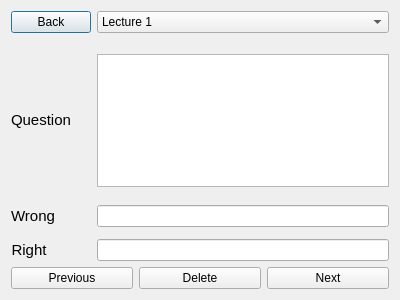
This is deletetest.ui in ValeriaGrigoruants/Platform-for-learning-programming as Qt 5 draws it before an edit. The edited form follows.
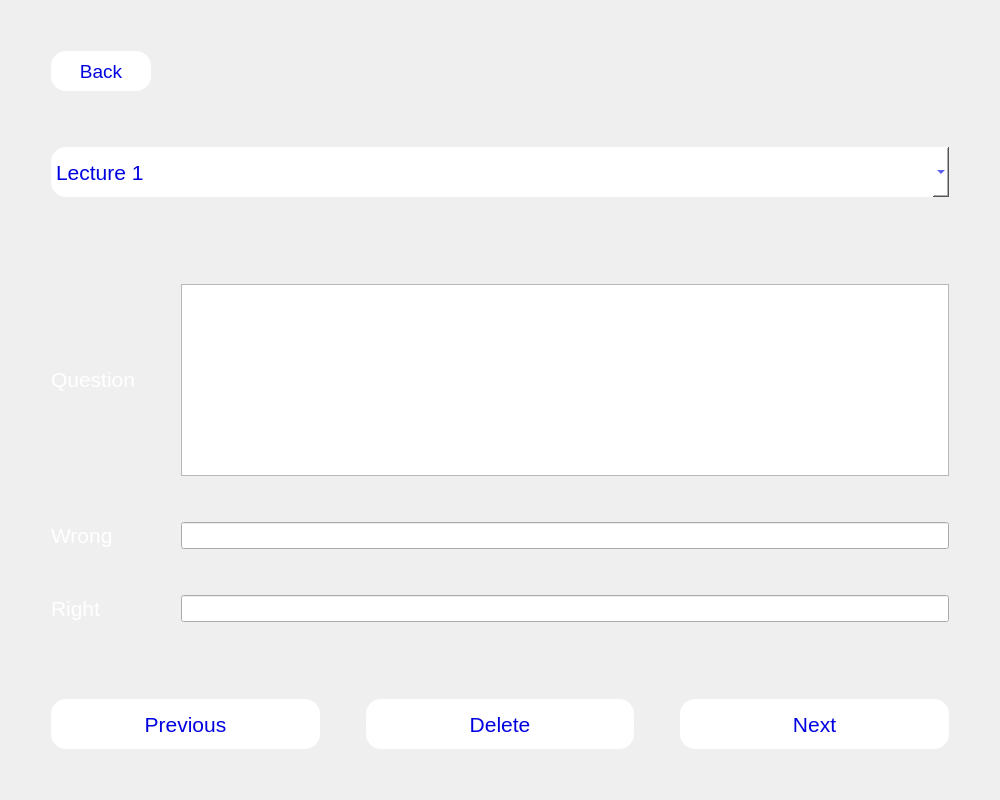
This is the edited form.

```diff
--- a/deletetest.ui
+++ b/deletetest.ui
@@ -6,8 +6,8 @@
    <rect>
     <x>0</x>
     <y>0</y>
-    <width>400</width>
-    <height>300</height>
+    <width>1000</width>
+    <height>800</height>
    </rect>
   </property>
   <property name="windowTitle">
@@ -15,40 +15,124 @@
   </property>
   <layout class="QVBoxLayout" name="verticalLayout">
    <item>
-    <layout class="QFormLayout" name="formLayout">
+    <spacer name="verticalSpacer_5">
+     <property name="orientation">
+      <enum>Qt::Vertical</enum>
+     </property>
+     <property name="sizeType">
+      <enum>QSizePolicy::Fixed</enum>
+     </property>
+     <property name="sizeHint" stdset="0">
+      <size>
+       <width>20</width>
+       <height>40</height>
+      </size>
+     </property>
+    </spacer>
+   </item>
+   <item>
+    <layout class="QHBoxLayout" name="horizontalLayout_3">
      <property name="topMargin">
       <number>0</number>
      </property>
-     <item row="3" column="1">
-      <widget class="QTextEdit" name="question"/>
+     <item>
+      <spacer name="horizontalSpacer_7">
+       <property name="orientation">
+        <enum>Qt::Horizontal</enum>
+       </property>
+       <property name="sizeType">
+        <enum>QSizePolicy::Fixed</enum>
+       </property>
+       <property name="sizeHint" stdset="0">
+        <size>
+         <width>40</width>
+         <height>20</height>
+        </size>
+       </property>
+      </spacer>
      </item>
-     <item row="8" column="1">
-      <widget class="QLineEdit" name="right"/>
-     </item>
-     <item row="8" column="0">
-      <widget class="QLabel" name="label_2">
+     <item>
+      <widget class="QPushButton" name="back">
        <property name="sizePolicy">
-        <sizepolicy hsizetype="Expanding" vsizetype="Preferred">
+        <sizepolicy hsizetype="Fixed" vsizetype="Fixed">
          <horstretch>0</horstretch>
          <verstretch>0</verstretch>
         </sizepolicy>
        </property>
+       <property name="minimumSize">
+        <size>
+         <width>100</width>
+         <height>40</height>
+        </size>
+       </property>
+       <property name="cursor">
+        <cursorShape>PointingHandCursor</cursorShape>
+       </property>
+       <property name="styleSheet">
+        <string notr="true">#back {
+	font: 14pt;
+color: rgb(0, 0, 225);
+border-radius: 15px;
+background-color: rgb(255, 255, 255)}</string>
+       </property>
        <property name="text">
-        <string>&lt;html&gt;&lt;head/&gt;&lt;body&gt;&lt;p align=&quot;center&quot;&gt;&lt;span style=&quot; font-size:11pt;&quot;&gt;Right&lt;/span&gt;&lt;/p&gt;&lt;/body&gt;&lt;/html&gt;</string>
+        <string>Back</string>
        </property>
       </widget>
      </item>
-     <item row="6" column="1">
-      <widget class="QLineEdit" name="wrong"/>
+     <item>
+      <spacer name="horizontalSpacer_8">
+       <property name="orientation">
+        <enum>Qt::Horizontal</enum>
+       </property>
+       <property name="sizeHint" stdset="0">
+        <size>
+         <width>40</width>
+         <height>20</height>
+        </size>
+       </property>
+      </spacer>
      </item>
-     <item row="6" column="0">
-      <widget class="QLabel" name="label_3">
-       <property name="text">
-        <string>&lt;html&gt;&lt;head/&gt;&lt;body&gt;&lt;p align=&quot;center&quot;&gt;&lt;span style=&quot; font-size:11pt;&quot;&gt;Wrong&lt;/span&gt;&lt;/p&gt;&lt;/body&gt;&lt;/html&gt;</string>
+    </layout>
+   </item>
+   <item>
+    <spacer name="verticalSpacer_4">
+     <property name="orientation">
+      <enum>Qt::Vertical</enum>
+     </property>
+     <property name="sizeType">
+      <enum>QSizePolicy::Fixed</enum>
+     </property>
+     <property name="sizeHint" stdset="0">
+      <size>
+       <width>13</width>
+       <height>50</height>
+      </size>
+     </property>
+    </spacer>
+   </item>
+   <item>
+    <layout class="QHBoxLayout" name="horizontalLayout_2">
+     <property name="topMargin">
+      <number>0</number>
+     </property>
+     <item>
+      <spacer name="horizontalSpacer_5">
+       <property name="orientation">
+        <enum>Qt::Horizontal</enum>
        </property>
-      </widget>
+       <property name="sizeType">
+        <enum>QSizePolicy::Fixed</enum>
+       </property>
+       <property name="sizeHint" stdset="0">
+        <size>
+         <width>40</width>
+         <height>20</height>
+        </size>
+       </property>
+      </spacer>
      </item>
-     <item row="0" column="1">
+     <item>
       <widget class="QComboBox" name="comboBox">
        <property name="sizePolicy">
         <sizepolicy hsizetype="Preferred" vsizetype="Minimum">
@@ -56,6 +140,22 @@
          <verstretch>0</verstretch>
         </sizepolicy>
        </property>
+       <property name="minimumSize">
+        <size>
+         <width>0</width>
+         <height>50</height>
+        </size>
+       </property>
+       <property name="cursor">
+        <cursorShape>PointingHandCursor</cursorShape>
+       </property>
+       <property name="styleSheet">
+        <string notr="true">#comboBox {
+	font: 16pt;
+color: rgb(0, 0, 225);
+border-radius: 15px;
+background-color: rgb(255, 255, 255)}</string>
+       </property>
        <item>
         <property name="text">
          <string>Lecture 1</string>
@@ -78,76 +178,113 @@
        </item>
       </widget>
      </item>
-     <item row="0" column="0">
-      <widget class="QPushButton" name="back">
-       <property name="text">
-        <string>Back</string>
-       </property>
-      </widget>
-     </item>
-     <item row="5" column="1">
-      <spacer name="verticalSpacer">
+     <item>
+      <spacer name="horizontalSpacer_6">
        <property name="orientation">
-        <enum>Qt::Vertical</enum>
+        <enum>Qt::Horizontal</enum>
        </property>
-       <property name="sizeHint" stdset="0">
-        <size>
-         <width>20</width>
-         <height>40</height>
-        </size>
+       <property name="sizeType">
+        <enum>QSizePolicy::Fixed</enum>
        </property>
-      </spacer>
-     </item>
-     <item row="7" column="1">
-      <spacer name="verticalSpacer_2">
-       <property name="orientation">
-        <enum>Qt::Vertical</enum>
-       </property>
        <property name="sizeHint" stdset="0">
         <size>
-         <width>20</width>
-         <height>40</height>
+         <width>40</width>
+         <height>20</height>
         </size>
        </property>
       </spacer>
      </item>
+    </layout>
+   </item>
+   <item>
+    <spacer name="verticalSpacer_3">
+     <property name="orientation">
+      <enum>Qt::Vertical</enum>
+     </property>
+     <property name="sizeHint" stdset="0">
+      <size>
+       <width>20</width>
+       <height>40</height>
+      </size>
+     </property>
+    </spacer>
+   </item>
+   <item>
+    <layout class="QGridLayout" name="gridLayout">
+     <property name="topMargin">
+      <number>10</number>
+     </property>
      <item row="4" column="1">
-      <spacer name="verticalSpacer_3">
+      <widget class="QLabel" name="label_2">
+       <property name="sizePolicy">
+        <sizepolicy hsizetype="Ignored" vsizetype="Expanding">
+         <horstretch>0</horstretch>
+         <verstretch>0</verstretch>
+        </sizepolicy>
+       </property>
+       <property name="text">
+        <string>&lt;html&gt;&lt;head/&gt;&lt;body&gt;&lt;p&gt;&lt;span style=&quot; font-size:16pt; color:#ffffff;&quot;&gt;Right&lt;/span&gt;&lt;/p&gt;&lt;/body&gt;&lt;/html&gt;</string>
+       </property>
+      </widget>
+     </item>
+     <item row="4" column="3">
+      <widget class="QLineEdit" name="right">
+       <property name="font">
+        <font>
+         <pointsize>12</pointsize>
+        </font>
+       </property>
+      </widget>
+     </item>
+     <item row="0" column="2">
+      <spacer name="horizontalSpacer">
        <property name="orientation">
-        <enum>Qt::Vertical</enum>
+        <enum>Qt::Horizontal</enum>
+       </property>
+       <property name="sizeType">
+        <enum>QSizePolicy::Fixed</enum>
        </property>
        <property name="sizeHint" stdset="0">
         <size>
-         <width>20</width>
-         <height>40</height>
+         <width>40</width>
+         <height>20</height>
         </size>
        </property>
       </spacer>
      </item>
      <item row="2" column="1">
-      <spacer name="verticalSpacer_4">
+      <widget class="QLabel" name="label_3">
+       <property name="text">
+        <string>&lt;html&gt;&lt;head/&gt;&lt;body&gt;&lt;p&gt;&lt;span style=&quot; font-size:16pt; color:#ffffff;&quot;&gt;Wrong&lt;/span&gt;&lt;/p&gt;&lt;/body&gt;&lt;/html&gt;</string>
+       </property>
+      </widget>
+     </item>
+     <item row="0" column="4">
+      <spacer name="horizontalSpacer_2">
        <property name="orientation">
-        <enum>Qt::Vertical</enum>
+        <enum>Qt::Horizontal</enum>
        </property>
        <property name="sizeType">
-        <enum>QSizePolicy::MinimumExpanding</enum>
-       </property>
-      </spacer>
-     </item>
-     <item row="1" column="1">
-      <spacer name="verticalSpacer_5">
-       <property name="orientation">
-        <enum>Qt::Vertical</enum>
+        <enum>QSizePolicy::Fixed</enum>
        </property>
        <property name="sizeHint" stdset="0">
         <size>
-         <width>20</width>
-         <height>40</height>
+         <width>40</width>
+         <height>20</height>
         </size>
        </property>
       </spacer>
      </item>
-     <item row="3" column="0">
+     <item row="0" column="3">
+      <widget class="QTextEdit" name="question">
+       <property name="font">
+        <font>
+         <pointsize>12</pointsize>
+        </font>
+       </property>
+      </widget>
+     </item>
+     <item row="0" column="1">
       <widget class="QLabel" name="label">
        <property name="sizePolicy">
         <sizepolicy hsizetype="Preferred" vsizetype="MinimumExpanding">
@@ -156,21 +293,72 @@
         </sizepolicy>
        </property>
        <property name="text">
-        <string>&lt;html&gt;&lt;head/&gt;&lt;body&gt;&lt;p&gt;&lt;span style=&quot; font-size:11pt;&quot;&gt;Question&lt;/span&gt;&lt;/p&gt;&lt;/body&gt;&lt;/html&gt;</string>
+        <string>&lt;html&gt;&lt;head/&gt;&lt;body&gt;&lt;p&gt;&lt;span style=&quot; font-size:16pt; color:#ffffff;&quot;&gt;Question&lt;/span&gt;&lt;/p&gt;&lt;/body&gt;&lt;/html&gt;</string>
        </property>
       </widget>
      </item>
+     <item row="2" column="3">
+      <widget class="QLineEdit" name="wrong">
+       <property name="font">
+        <font>
+         <pointsize>12</pointsize>
+        </font>
+       </property>
+      </widget>
+     </item>
+     <item row="1" column="3">
+      <spacer name="verticalSpacer_6">
+       <property name="orientation">
+        <enum>Qt::Vertical</enum>
+       </property>
+       <property name="sizeHint" stdset="0">
+        <size>
+         <width>20</width>
+         <height>40</height>
+        </size>
+       </property>
+      </spacer>
+     </item>
+     <item row="3" column="3">
+      <spacer name="verticalSpacer_7">
+       <property name="orientation">
+        <enum>Qt::Vertical</enum>
+       </property>
+       <property name="sizeHint" stdset="0">
+        <size>
+         <width>20</width>
+         <height>40</height>
+        </size>
+       </property>
+      </spacer>
+     </item>
+     <item row="0" column="0">
+      <spacer name="horizontalSpacer_9">
+       <property name="orientation">
+        <enum>Qt::Horizontal</enum>
+       </property>
+       <property name="sizeType">
+        <enum>QSizePolicy::Fixed</enum>
+       </property>
+       <property name="sizeHint" stdset="0">
+        <size>
+         <width>40</width>
+         <height>20</height>
+        </size>
+       </property>
+      </spacer>
+     </item>
     </layout>
    </item>
    <item>
-    <spacer name="verticalSpacer_6">
+    <spacer name="verticalSpacer_2">
      <property name="orientation">
       <enum>Qt::Vertical</enum>
      </property>
      <property name="sizeHint" stdset="0">
       <size>
        <width>20</width>
-       <height>40</height>
+       <height>24</height>
       </size>
      </property>
     </spacer>
@@ -180,29 +368,157 @@
      <property name="topMargin">
       <number>0</number>
      </property>
+     <item>
+      <spacer name="horizontalSpacer_3">
+       <property name="orientation">
+        <enum>Qt::Horizontal</enum>
+       </property>
+       <property name="sizeType">
+        <enum>QSizePolicy::Fixed</enum>
+       </property>
+       <property name="sizeHint" stdset="0">
+        <size>
+         <width>40</width>
+         <height>20</height>
+        </size>
+       </property>
+      </spacer>
+     </item>
      <item>
       <widget class="QPushButton" name="previous">
+       <property name="minimumSize">
+        <size>
+         <width>0</width>
+         <height>50</height>
+        </size>
+       </property>
+       <property name="cursor">
+        <cursorShape>PointingHandCursor</cursorShape>
+       </property>
+       <property name="styleSheet">
+        <string notr="true">#previous {
+	font: 16pt;
+color: rgb(0, 0, 225);
+border-radius: 15px;
+background-color: rgb(255, 255, 255)}</string>
+       </property>
        <property name="text">
         <string>Previous</string>
        </property>
       </widget>
      </item>
+     <item>
+      <spacer name="horizontalSpacer_10">
+       <property name="orientation">
+        <enum>Qt::Horizontal</enum>
+       </property>
+       <property name="sizeType">
+        <enum>QSizePolicy::Fixed</enum>
+       </property>
+       <property name="sizeHint" stdset="0">
+        <size>
+         <width>40</width>
+         <height>20</height>
+        </size>
+       </property>
+      </spacer>
+     </item>
      <item>
       <widget class="QPushButton" name="delete_2">
+       <property name="minimumSize">
+        <size>
+         <width>0</width>
+         <height>50</height>
+        </size>
+       </property>
+       <property name="cursor">
+        <cursorShape>PointingHandCursor</cursorShape>
+       </property>
+       <property name="styleSheet">
+        <string notr="true">#delete_2 {
+	font: 16pt;
+color: rgb(0, 0, 225);
+border-radius: 15px;
+background-color: rgb(255, 255, 255)}</string>
+       </property>
        <property name="text">
         <string>Delete</string>
        </property>
       </widget>
      </item>
+     <item>
+      <spacer name="horizontalSpacer_11">
+       <property name="orientation">
+        <enum>Qt::Horizontal</enum>
+       </property>
+       <property name="sizeType">
+        <enum>QSizePolicy::Fixed</enum>
+       </property>
+       <property name="sizeHint" stdset="0">
+        <size>
+         <width>40</width>
+         <height>20</height>
+        </size>
+       </property>
+      </spacer>
+     </item>
      <item>
       <widget class="QPushButton" name="next">
+       <property name="minimumSize">
+        <size>
+         <width>0</width>
+         <height>50</height>
+        </size>
+       </property>
+       <property name="cursor">
+        <cursorShape>PointingHandCursor</cursorShape>
+       </property>
+       <property name="styleSheet">
+        <string notr="true">#next {
+	font: 16pt;
+color: rgb(0, 0, 225);
+border-radius: 15px;
+background-color: rgb(255, 255, 255)}</string>
+       </property>
        <property name="text">
         <string>Next</string>
        </property>
       </widget>
      </item>
+     <item>
+      <spacer name="horizontalSpacer_4">
+       <property name="orientation">
+        <enum>Qt::Horizontal</enum>
+       </property>
+       <property name="sizeType">
+        <enum>QSizePolicy::Fixed</enum>
+       </property>
+       <property name="sizeHint" stdset="0">
+        <size>
+         <width>40</width>
+         <height>20</height>
+        </size>
+       </property>
+      </spacer>
+     </item>
     </layout>
    </item>
+   <item>
+    <spacer name="verticalSpacer">
+     <property name="orientation">
+      <enum>Qt::Vertical</enum>
+     </property>
+     <property name="sizeType">
+      <enum>QSizePolicy::Fixed</enum>
+     </property>
+     <property name="sizeHint" stdset="0">
+      <size>
+       <width>20</width>
+       <height>40</height>
+      </size>
+     </property>
+    </spacer>
+   </item>
   </layout>
  </widget>
  <resources/>
```
